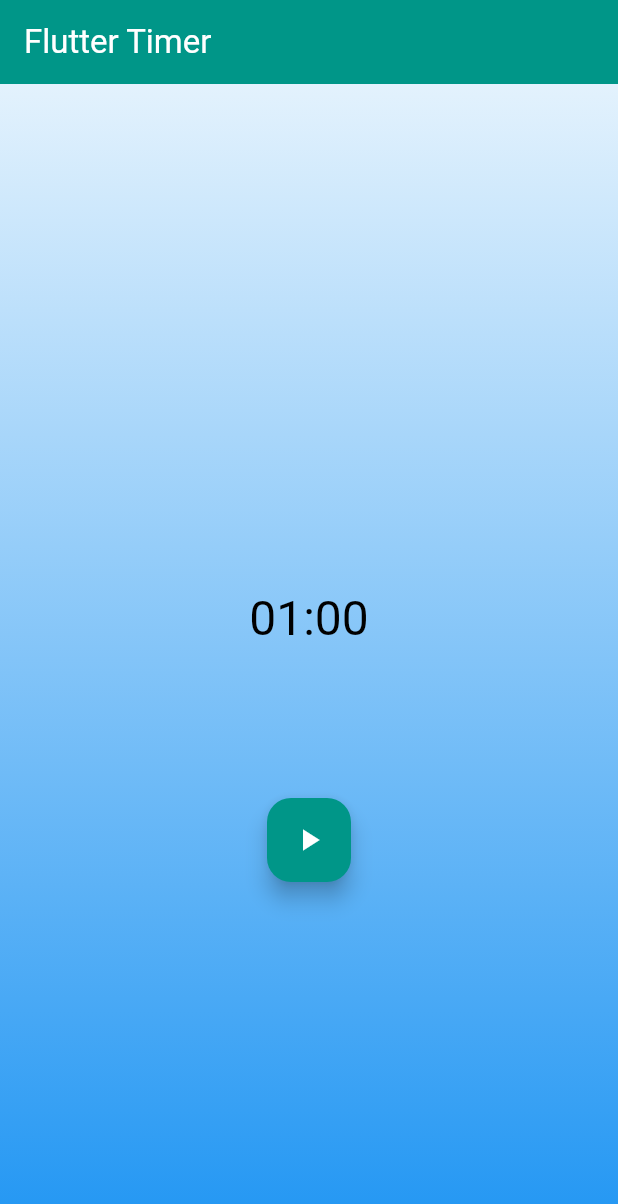
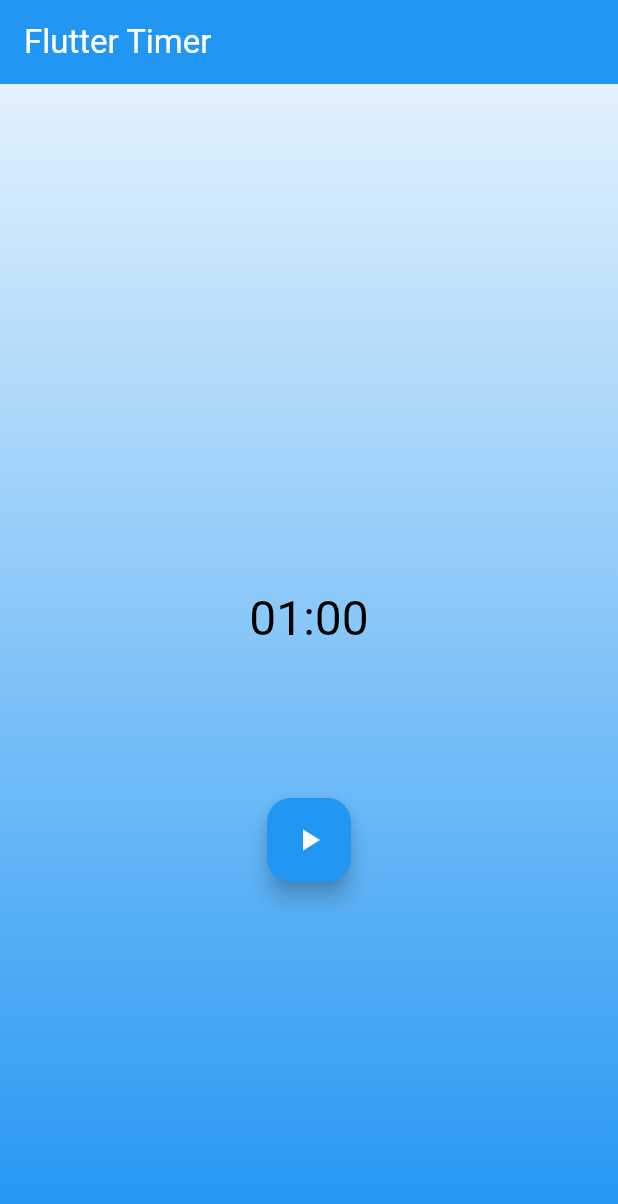
Before and after one commit to suheerthedev/bloc-timer-app, a Flutter app: the screen it shows after launch, on a phone screen of 412 x 824 dp. Shown: the top 1204 px of the screen. Run offline on Flutter 3.47's test engine with Material 3 defaults, Android fonts, the phone set to English and light mode, and no system bars; our stand-ins replace bloc, equatable, flutter_bloc.

Commit message:
Updated color

```diff
--- a/lib/app.dart
+++ b/lib/app.dart
@@ -9,7 +9,7 @@ class App extends StatelessWidget {
     return MaterialApp(
       title: 'Bloc Timer App',
       theme: ThemeData(
-        colorScheme: const ColorScheme.light(primary: Colors.teal),
+        colorScheme: const ColorScheme.light(primary: Colors.blue),
       ),
       home: const TimerPage(),
     );
--- a/lib/timer/view/timer_page.dart
+++ b/lib/timer/view/timer_page.dart
@@ -26,7 +26,7 @@ class TimerView extends StatelessWidget {
           'Flutter Timer',
           style: TextStyle(color: Colors.white),
         ),
-        backgroundColor: Colors.teal,
+        backgroundColor: Colors.blue,
       ),
       body: Stack(
         children: [
```
